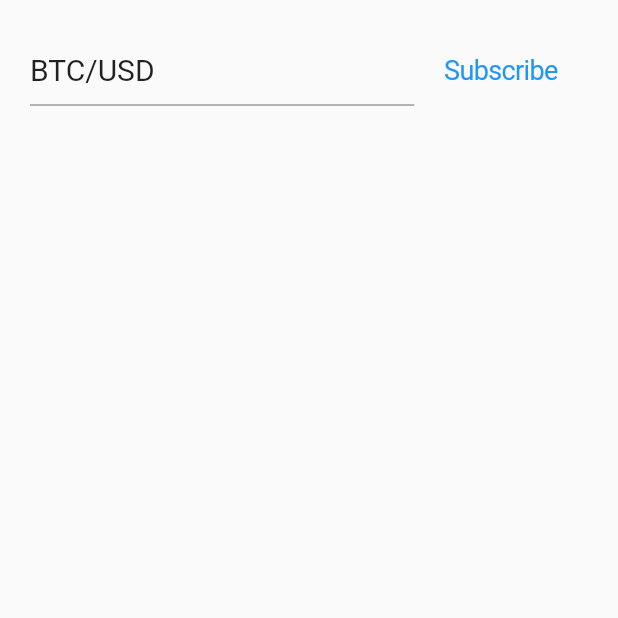
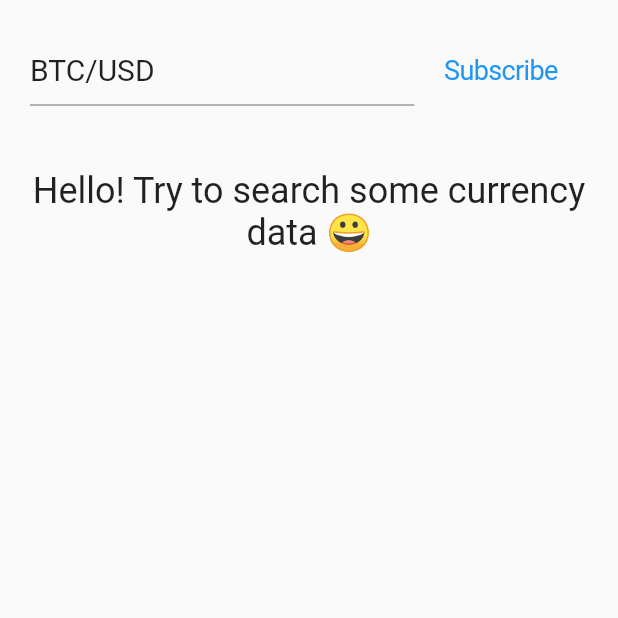
Before and after one commit to hawkkiller/track_crypto, a Flutter app: the screen it shows after launch, on a phone screen of 412 x 824 dp, the top half of it. Run offline on Flutter 3.47's test engine with Material 2 defaults, Android fonts, the phone set to English and light mode, and no system bars; our stand-ins replace decimal, dio, flutter_bloc, freezed_annotation, stream_transform; network calls fail; Roboto replaces fonts that are missing (SF PRO ROUNDED); project files that could hold a hidden picture were left out.

Commit message:
Init charts and add decimal support

```diff
--- a/lib/src/features/feed/bloc/realtime_currency_bloc.dart
+++ b/lib/src/features/feed/bloc/realtime_currency_bloc.dart
@@ -37,6 +37,11 @@ class RealtimeCurrencyState with _$RealtimeCurrencyState {
         connected: (e) => e.currencyName,
         inProgress: (e) => e.currencyName,
         failure: (e) => e.currencyName,
+      );
+
+  bool get initial => maybeMap<bool>(
+        orElse: () => false,
+        initial: (e) => true,
       );
 
   const factory RealtimeCurrencyState.initial() = _InitialCurrencyState;
--- /dev/null
+++ b/lib/src/features/feed/data/feed_charts_datasource.dart
@@ -0,0 +1,15 @@
+import 'package:dio/dio.dart';
+
+class IFeedChartsDatasource {
+  const IFeedChartsDatasource();
+
+
+}
+
+class FeedChartsDatasource implements IFeedChartsDatasource {
+  FeedChartsDatasource({required Dio dio}) : _dio = dio;
+
+  final Dio _dio;
+
+
+}
--- a/lib/src/features/feed/data/feed_repository.dart
+++ b/lib/src/features/feed/data/feed_repository.dart
@@ -1,6 +1,7 @@
 import 'dart:convert';
 
-import 'package:recruitment_task/src/features/feed/data/feed_websocket_datasource.dart';
+import 'package:recruitment_task/src/features/feed/data/feed_charts_datasource.dart';
+import 'package:recruitment_task/src/features/feed/data/feed_realtime_datasource.dart';
 import 'package:recruitment_task/src/features/feed/model/currency/currency.dart';
 import 'package:recruitment_task/src/features/feed/model/hello/client_hello_message.dart';
 import 'package:stream_transform/stream_transform.dart';
@@ -14,14 +15,20 @@ abstract class IFeedRepository {
 class FeedRepository implements IFeedRepository {
   const FeedRepository({
     required IFeedWebsocketsDatasource websocketsDatasource,
-  }) : _websocketsDatasource = websocketsDatasource;
+    required IFeedChartsDatasource feedChartsDatasource,
+  })  : _feedChartsDatasource = feedChartsDatasource,
+        _websocketsDatasource = websocketsDatasource;
 
   final IFeedWebsocketsDatasource _websocketsDatasource;
+  final IFeedChartsDatasource _feedChartsDatasource;
 
   @override
   Stream<Currency> hello(ClientHelloMessage msg) => _websocketsDatasource
       .hello(msg)
-      .map<Currency>((event) => Currency.fromJson(jsonDecode(event.toString()) as Map<String, dynamic>))
+      .map<Currency>(
+        (event) => Currency.fromJson(
+          jsonDecode(event.toString()) as Map<String, dynamic>,
+        ),
+      )
       .throttle(const Duration(seconds: 1));
-
 }
--- a/lib/src/features/feed/model/currency/currency.dart
+++ b/lib/src/features/feed/model/currency/currency.dart
@@ -1,5 +1,6 @@
 import 'package:freezed_annotation/freezed_annotation.dart';
 import 'package:decimal/decimal.dart';
+
 part 'currency.g.dart';
 
 part 'currency.freezed.dart';
@@ -9,9 +10,22 @@ class Currency with _$Currency {
   const Currency._();
 
   const factory Currency({
-    @JsonKey(name: 'ask_price') required double askPrice,
+    @DecimalConverter() @JsonKey(name: 'ask_price') required Decimal askPrice,
     @JsonKey(name: 'time_coinapi') required DateTime time,
   }) = _Currency;
 
-  factory Currency.fromJson(Map<String, dynamic> json) => _$CurrencyFromJson(json);
+  factory Currency.fromJson(Map<String, dynamic> json) =>
+      _$CurrencyFromJson(json);
 }
+
+class DecimalConverter implements JsonConverter<Decimal, num> {
+  const DecimalConverter();
+
+  @override
+  Decimal fromJson(num json) {
+    return Decimal.parse(json.toString());
+  }
+
+  @override
+  num toJson(Decimal object) => object.toDouble();
+}
--- a/lib/src/features/feed/widget/feed_screen.dart
+++ b/lib/src/features/feed/widget/feed_screen.dart
@@ -1,8 +1,10 @@
+import 'package:dio/dio.dart';
 import 'package:flutter/material.dart';
 import 'package:flutter_bloc/flutter_bloc.dart';
 import 'package:recruitment_task/src/features/feed/bloc/realtime_currency_bloc.dart';
+import 'package:recruitment_task/src/features/feed/data/feed_charts_datasource.dart';
 import 'package:recruitment_task/src/features/feed/data/feed_repository.dart';
-import 'package:recruitment_task/src/features/feed/data/feed_websocket_datasource.dart';
+import 'package:recruitment_task/src/features/feed/data/feed_realtime_datasource.dart';
 import 'package:recruitment_task/src/features/feed/widget/market_data.dart';
 import 'package:recruitment_task/src/features/feed/widget/subscribe_currency.dart';
 
@@ -19,6 +21,8 @@ class _FeedScreenState extends State<FeedScreen> {
     return BlocProvider(
       create: (context) => RealtimeCurrencyBloc(
         feedRepository: FeedRepository(
+          // better to lift the dio down using inhw
+          feedChartsDatasource: FeedChartsDatasource(dio: Dio()),
           websocketsDatasource: FeedWebsocketsDatasource(),
         ),
       ),
--- a/lib/src/features/feed/widget/market_data.dart
+++ b/lib/src/features/feed/widget/market_data.dart
@@ -1,5 +1,6 @@
 import 'dart:io';
 
+import 'package:decimal/intl.dart';
 import 'package:flutter/cupertino.dart';
 import 'package:flutter/material.dart';
 import 'package:flutter_bloc/flutter_bloc.dart';
@@ -13,6 +14,7 @@ class MarketData extends StatelessWidget {
   Widget build(BuildContext context) {
     return BlocBuilder<RealtimeCurrencyBloc, RealtimeCurrencyState>(
       builder: (context, state) {
+        final formatter = NumberFormat.currency(locale: 'en_US', name: '');
         if (state.loaded) {
           return Column(
             crossAxisAlignment: CrossAxisAlignment.start,
@@ -45,7 +47,7 @@ class MarketData extends StatelessWidget {
                         children: [
                           const Text('Price'),
                           Text(
-                            state.currency!.askPrice.toString(),
+                            formatter.format(DecimalIntl(state.currency!.askPrice)),
                             style: const TextStyle(
                               fontWeight: FontWeight.bold,
                             ),
@@ -82,6 +84,16 @@ class MarketData extends StatelessWidget {
               ? const CupertinoActivityIndicator()
               : const CircularProgressIndicator();
         }
+
+        if (state.initial) {
+          return Text(
+            'Hello! Try to search some currency data 😀',
+            style: DefaultTextStyle.of(context).style.copyWith(
+                  fontSize: 24,
+                ),
+            textAlign: TextAlign.center,
+          );
+        }
         return const SizedBox.shrink();
       },
     );
--- a/pubspec.yaml
+++ b/pubspec.yaml
@@ -41,6 +41,8 @@ dependencies:
   decimal: ^2.1.0
   intl: ^0.17.0
   stream_transform: ^2.0.0
+  charts_flutter: ^0.12.0
+  dio: ^4.0.6
 
 dev_dependencies:
   flutter_test:
```
Also changed, not shown: lib/src/features/feed/model/timeseries/timeseries.dart (added, +8 -0 lines), lib/src/features/feed/bloc/charts_bloc.dart (added), lib/src/features/feed/data/feed_realtime_datasource.dart (renamed from lib/src/features/feed/data/feed_websocket_datasource.dart), lib/src/features/feed/model/currency/currency.freezed.dart, lib/src/features/feed/model/currency/currency.g.dart, pubspec.lock.
